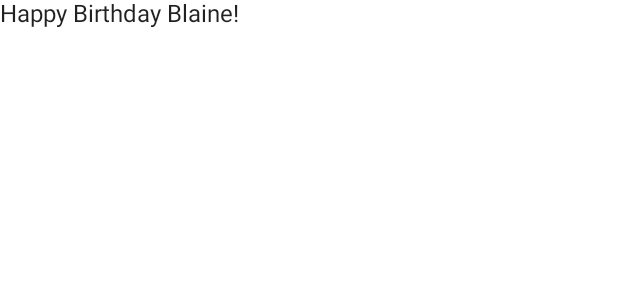
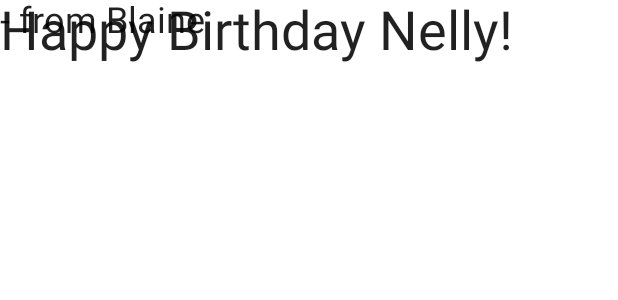
Before and after one commit to BMoreland20/Android_Happy_Birthday_App, an Android app built with Jetpack Compose: the @Preview function BirthdayCardPreview, on a phone screen of 412 x 824 dp. Shown: the top 300 px of the screen. Run offline under Robolectric (Android 15) with nearby library versions, the phone set to English and light mode, and no system bars.

Commit message:
Update MainActivity.kt

```diff
--- a/app/src/main/java/com/example/happybirthday/MainActivity.kt
+++ b/app/src/main/java/com/example/happybirthday/MainActivity.kt
@@ -10,6 +10,7 @@ import androidx.compose.material.Text
 import androidx.compose.runtime.Composable
 import androidx.compose.ui.Modifier
 import androidx.compose.ui.tooling.preview.Preview
+import androidx.compose.ui.unit.sp
 import com.example.happybirthday.ui.theme.HappyBirthdayTheme
 
 class MainActivity : ComponentActivity() {
@@ -29,9 +30,14 @@ class MainActivity : ComponentActivity() {
 }
 
 @Composable
-fun BirthdayGreetingWithText(message: String) {
+fun BirthdayGreetingWithText(message: String, from: String) {
     Text(
-        text = message
+        text = message,
+        fontSize = 36.sp
+    )
+    Text(
+        text = from,
+        fontSize = 24.sp
     )
 }
 
@@ -40,6 +46,6 @@ fun BirthdayGreetingWithText(message: String) {
 @Composable
 fun BirthdayCardPreview() {
     HappyBirthdayTheme {
-        BirthdayGreetingWithText("Happy Birthday Blaine!")
+        BirthdayGreetingWithText("Happy Birthday Nelly!", "- from Blaine")
     }
 }
```
